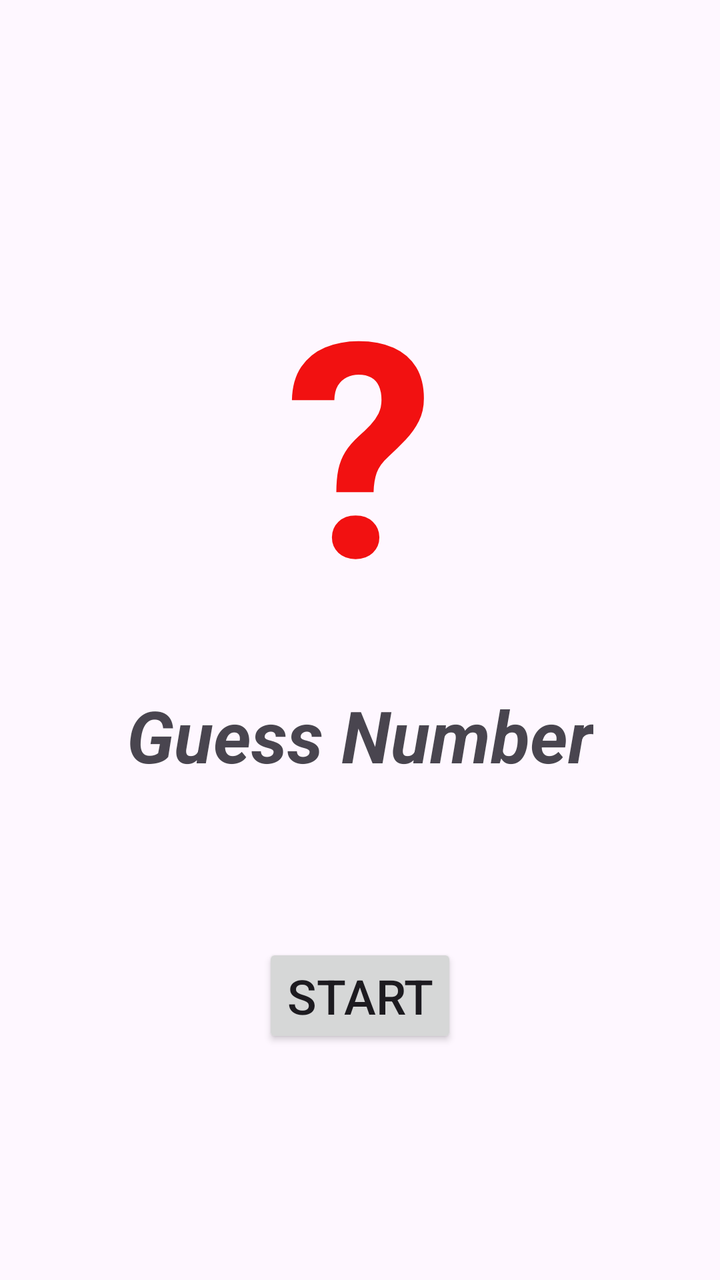
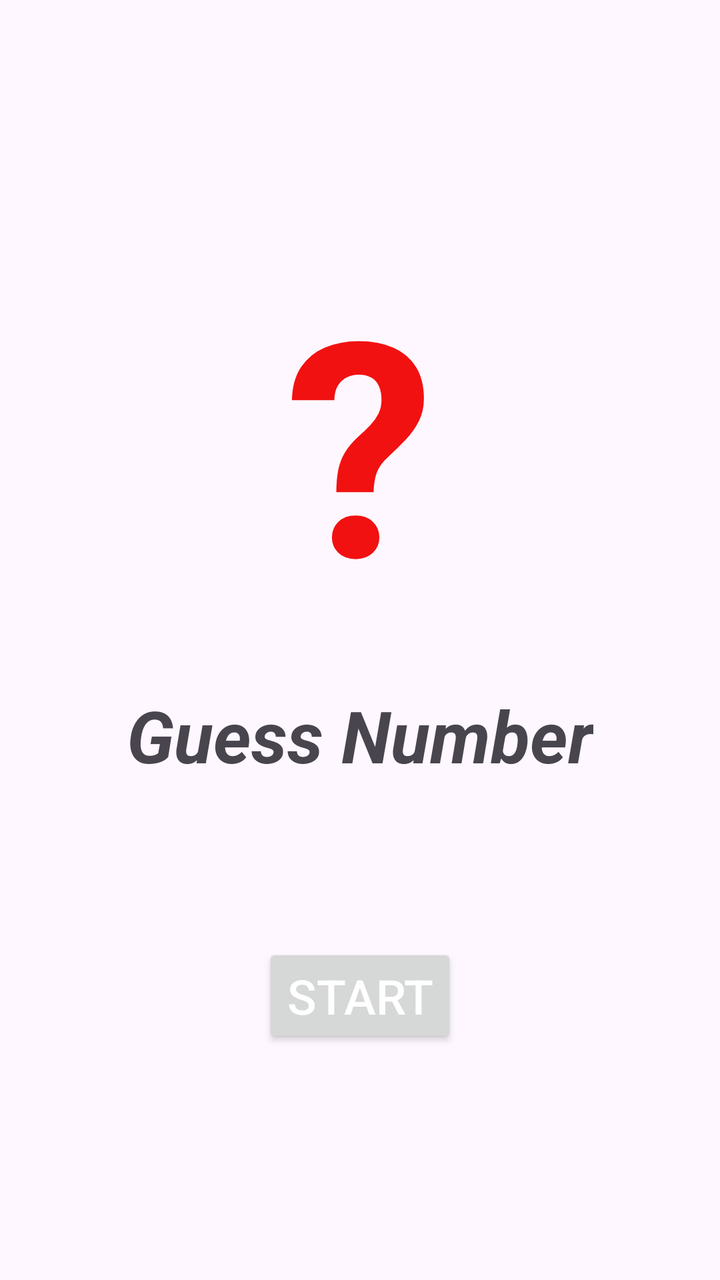

The first picture is an Android layout as it rendered before a commit; the second is the same layout after the commit. The layout source and the unified diff follow.
<!-- AndroidManifest.xml: application theme Theme.GuessNumber -->
<!-- res/layout/fragment_start.xml -->
<?xml version="1.0" encoding="utf-8"?>
<androidx.constraintlayout.widget.ConstraintLayout xmlns:android="http://schemas.android.com/apk/res/android"
    xmlns:app="http://schemas.android.com/apk/res-auto"
    xmlns:tools="http://schemas.android.com/tools"
    android:layout_width="match_parent"
    android:layout_height="match_parent"
    tools:context=".fragments.startScreen.StartFragment">

    <TextView
        android:id="@+id/text_question"
        android:layout_width="wrap_content"
        android:layout_height="wrap_content"
        android:layout_marginTop="120dp"
        android:text="?"
        android:textColor="@color/red"
        android:textSize="150sp"
        android:textStyle="bold"
        app:layout_constraintEnd_toEndOf="parent"
        app:layout_constraintStart_toStartOf="parent"
        app:layout_constraintTop_toTopOf="parent" />

    <TextView
        android:id="@+id/text_guess_number"
        android:layout_width="wrap_content"
        android:layout_height="wrap_content"
        android:layout_marginTop="24dp"
        android:text="@string/guess_number"
        android:textSize="36sp"
        android:textStyle="italic|bold"
        app:layout_constraintEnd_toEndOf="parent"
        app:layout_constraintStart_toStartOf="parent"
        app:layout_constraintTop_toBottomOf="@id/text_question" />

    <Button
        android:id="@+id/button_start_game"
        android:layout_width="wrap_content"
        android:layout_height="wrap_content"
        android:layout_marginTop="80dp"
        android:text="@string/start"
        android:textSize="24sp"
        app:layout_constraintEnd_toEndOf="parent"
        app:layout_constraintStart_toStartOf="parent"
        app:layout_constraintTop_toBottomOf="@id/text_guess_number" />


</androidx.constraintlayout.widget.ConstraintLayout>
<!-- resources referenced by this layout -->
<resources>
  <color name="red">#f21111</color>
  <string name="guess_number">Guess Number</string>
  <string name="start">START</string>
  <style name="Theme.GuessNumber" parent="Base.Theme.GuessNumber" />
  <style name="Base.Theme.GuessNumber" parent="Theme.Material3.DayNight.NoActionBar">
          <item name="colorPrimary">@color/blue</item>
          
          
      </style>
  <color name="blue">#0d18a8</color>
</resources>

<!-- the commit's change to res/layout/fragment_start.xml (unified diff, before → after) -->
@@ -37,6 +37,7 @@
         android:layout_height="wrap_content"
         android:layout_marginTop="80dp"
         android:text="@string/start"
+        android:textColor="@android:color/white"
         android:textSize="24sp"
         app:layout_constraintEnd_toEndOf="parent"
         app:layout_constraintStart_toStartOf="parent"
